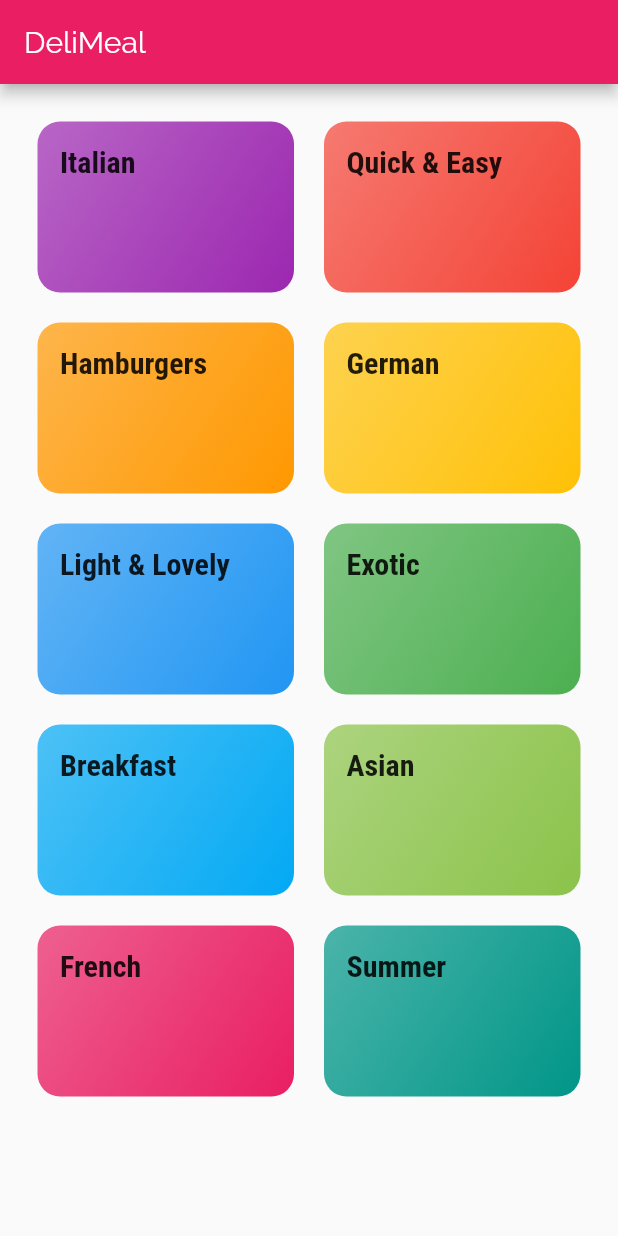
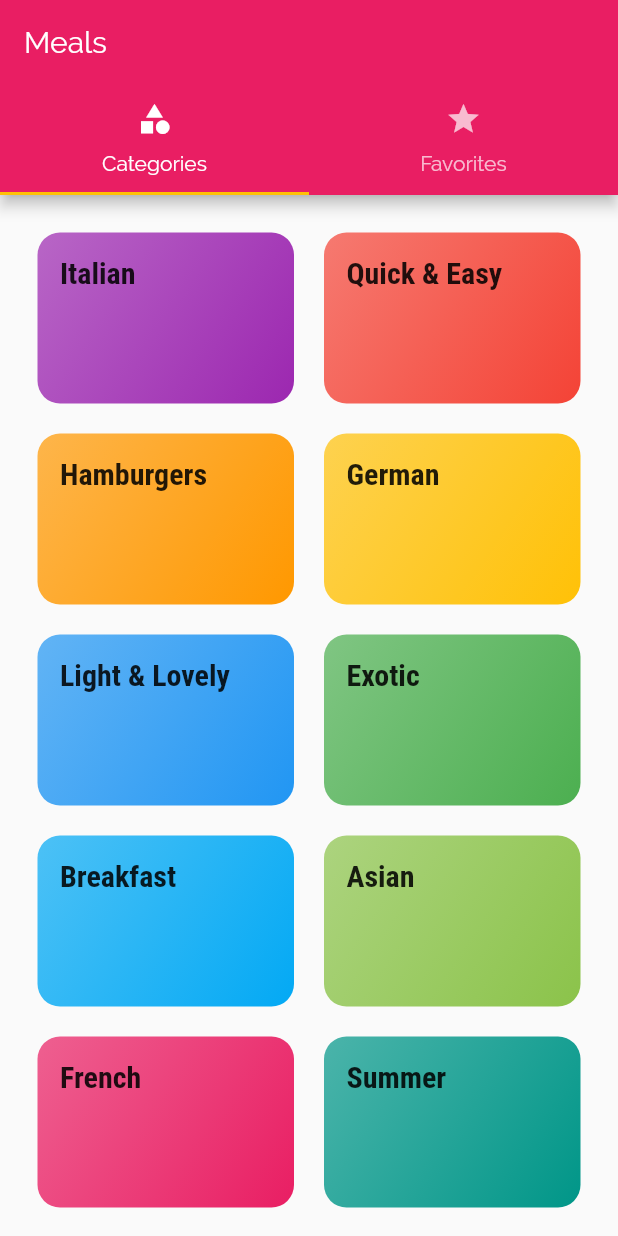
Before and after one commit to amitmahajan09/meals_app, a Flutter app: the screen it shows after launch, on a phone screen of 412 x 824 dp. Run offline on Flutter 3.47's test engine with Material 2 defaults, Android fonts, the phone set to English and light mode, and no system bars.

Commit message:
day5-Adding-a-TabBar-to-the-Appbar complete

```diff
--- a/lib/main.dart
+++ b/lib/main.dart
@@ -2,6 +2,7 @@ import 'package:flutter/material.dart';
 import 'package:meals_app/models/screens/categories_screen.dart';
 import 'package:meals_app/models/screens/category_meals_screen.dart';
 import 'package:meals_app/models/screens/meal-detail-screen.dart';
+import 'package:meals_app/models/screens/tabs_screen.dart';
 
 void main() {
   runApp(MyApp());
@@ -33,7 +34,7 @@ class MyApp extends StatelessWidget {
       //home: CategoriesScreen(),
       initialRoute: '/',
       routes: {
-        '/': (ctx) => CategoriesScreen(),
+        '/': (ctx) => TabsScreen(),
         CategoryMealsScreen.routeName: (ctx) => CategoryMealsScreen(),
         MealDetailScreen.routeName: (ctx) => MealDetailScreen(),
       },
--- a/lib/models/screens/categories_screen.dart
+++ b/lib/models/screens/categories_screen.dart
@@ -6,11 +6,12 @@ import 'package:meals_app/models/widgets/category_item.dart';
 class CategoriesScreen extends StatelessWidget {
   @override
   Widget build(BuildContext context) {
-    return Scaffold(
-      appBar: AppBar(
-        title: Text('DeliMeal'),
-      ),
-      body: GridView(
+    // return //Scaffold(
+    //appBar: AppBar(
+    //  title: Text('DeliMeal'),
+    //),
+    //body: GridView(
+    return GridView(
       padding: const EdgeInsets.all(25),
       children: DUMMY_CATEGORIES
           .map(
@@ -27,7 +28,6 @@ class CategoriesScreen extends StatelessWidget {
         crossAxisSpacing: 20,
         mainAxisSpacing: 20,
       ),
-      ),
     );
   }
 }
--- /dev/null
+++ b/lib/models/screens/favorites_screen.dart
@@ -0,0 +1,10 @@
+import 'package:flutter/material.dart';
+
+class FavoritesScreen extends StatelessWidget {
+  @override
+  Widget build(BuildContext context) {
+    return Center(
+      child: Text('The Favorites'),
+    );
+  }
+}
--- /dev/null
+++ b/lib/models/screens/tabs_screen.dart
@@ -0,0 +1,43 @@
+import 'package:flutter/material.dart';
+import 'package:meals_app/models/screens/categories_screen.dart';
+import 'package:meals_app/models/screens/favorites_screen.dart';
+
+class TabsScreen extends StatefulWidget {
+  @override
+  _TabsScreenState createState() => _TabsScreenState();
+}
+
+class _TabsScreenState extends State<TabsScreen> {
+  @override
+  Widget build(BuildContext context) {
+    return DefaultTabController(
+      length: 2,
+      //   initialIndex: 0,
+      child: Scaffold(
+        appBar: AppBar(
+          title: Text('Meals'),
+          bottom: TabBar(
+            tabs: <Widget>[
+              Tab(
+                icon: Icon(
+                  Icons.category,
+                ),
+                text: 'Categories',
+              ),
+              Tab(
+                icon: Icon(Icons.star),
+                text: 'Favorites',
+              ),
+            ],
+          ),
+        ),
+        body: TabBarView(
+          children: <Widget>[
+            CategoriesScreen(),
+            FavoritesScreen(),
+          ],
+        ),
+      ),
+    );
+  }
+}
```
Lines whose indentation alone changed are shown as unchanged.
